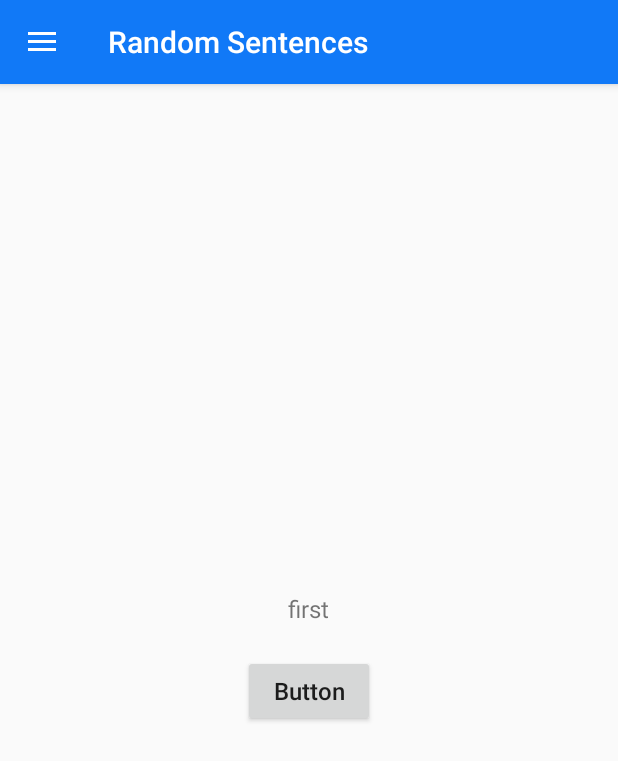
After one commit to TelmoPina/SolidariedadeDiaria, an Android app: the fragment RandomSentences placed in its activity, on a phone screen of 412 x 824 dp. The commit adds this screen. Shown: the top 761 px of the screen. Run offline under Robolectric (Android 15) with nearby library versions, the phone set to English and light mode, and no system bars; 1 statement that could not run was skipped.

```diff
--- a/app/src/main/java/com/telmopina/solidariedadediaria/AdActivity.java
+++ b/app/src/main/java/com/telmopina/solidariedadediaria/AdActivity.java
@@ -96,10 +96,12 @@ public class AdActivity extends BaseActivity implements View.OnClickListener, Ap
         switch (v.getId()) {
             case R.id.button_dismiss:
                 finish();
+                sInstance = null;
                 break;
             case R.id.ad_image:
                 openLink();
                 finish();
+                sInstance = null;
         }
     }
 
--- a/app/src/main/java/com/telmopina/solidariedadediaria/account/AccountManager.java
+++ b/app/src/main/java/com/telmopina/solidariedadediaria/account/AccountManager.java
@@ -30,16 +30,18 @@ public class AccountManager extends BaseActivity {
         super.onCreate(savedInstanceState);
         if (AppGlobals.isLogin()) {
             startActivity(new Intent(this, MainActivity.class));
+            finish();
         }
         setContentView(R.layout.activity_account_manager);
         sInstance = this;
         loadLoginFragment(new Login());
+
+        registerBroadcastReceiver();
     }
 
     @Override
     protected void onResume() {
         super.onResume();
-        registerBroadcastReceiver();
     }
 
     private void loadLoginFragment(Fragment fragment) {
--- /dev/null
+++ b/app/src/main/java/com/telmopina/solidariedadediaria/sidebar_fragments/RandomSentences.java
@@ -0,0 +1,52 @@
+package com.telmopina.solidariedadediaria.sidebar_fragments;
+
+import android.os.Bundle;
+import android.support.annotation.NonNull;
+import android.support.annotation.Nullable;
+import android.support.v4.app.Fragment;
+import android.support.v7.app.AppCompatActivity;
+import android.view.LayoutInflater;
+import android.view.View;
+import android.view.ViewGroup;
+import android.widget.Button;
+import android.widget.TextView;
+
+import com.telmopina.solidariedadediaria.R;
+import com.telmopina.solidariedadediaria.utils.AppGlobals;
+
+import java.util.Random;
+
+public class RandomSentences extends Fragment implements View.OnClickListener {
+
+
+    private TextView txtSentence;
+    private String[] array;
+    private Random r;
+
+    @Nullable
+    @Override
+    public View onCreateView(@NonNull LayoutInflater inflater, @Nullable ViewGroup container, @Nullable Bundle savedInstanceState) {
+        ((AppCompatActivity) getActivity()).getSupportActionBar().setTitle(R.string.random_sentences);
+        View mBaseView = inflater.inflate(R.layout.fragment_random_sentences, container, false);
+
+        Button btnChangeSentence = mBaseView.findViewById(R.id.btnChangeSentence);
+        txtSentence = mBaseView.findViewById(R.id.txtSentence);
+
+        array = getResources().getStringArray(R.array.sentenceArray);
+
+        r = new Random();
+
+        txtSentence.setText(array[AppGlobals.getIntFromSharedPreferences(AppGlobals.KEY_SENTENCE_INDEX)]);
+
+        btnChangeSentence.setOnClickListener(this);
+
+        return mBaseView;
+    }
+
+    @Override
+    public void onClick(View v) {
+        int index = r.nextInt(array.length);
+        AppGlobals.saveIntToSharedPreferences(AppGlobals.KEY_SENTENCE_INDEX, index);
+        txtSentence.setText(array[index]);
+    }
+}
--- a/app/src/main/java/com/telmopina/solidariedadediaria/utils/AppGlobals.java
+++ b/app/src/main/java/com/telmopina/solidariedadediaria/utils/AppGlobals.java
@@ -15,6 +15,7 @@ public class AppGlobals extends Application {
     public static final String KEY_PASSWORD = "password";
     public static final String KEY_AMOUNT = "amount";
     public static final String KEY_NAME = "name";
+    public static final String KEY_SENTENCE_INDEX = "sentence_index";
 
     @Override
     public void onCreate() {
@@ -58,7 +59,15 @@ public class AppGlobals extends Application {
         return sharedPreferences.getFloat(key, 0.0f);
     }
 
+    public static void saveIntToSharedPreferences(String key, int value) {
+        SharedPreferences sharedPreferences = getPreferenceManager();
+        sharedPreferences.edit().putInt(key, value).apply();
+    }
 
+    public static int getIntFromSharedPreferences(String key) {
+        SharedPreferences sharedPreferences = getPreferenceManager();
+        return sharedPreferences.getInt(key, 0);
+    }
 
     public static void clearSettings() {
         SharedPreferences sharedPreferences = getPreferenceManager();
--- /dev/null
+++ b/app/src/main/res/layout/fragment_random_sentences.xml
@@ -0,0 +1,24 @@
+<?xml version="1.0" encoding="utf-8"?>
+<LinearLayout xmlns:android="http://schemas.android.com/apk/res/android"
+    android:layout_width="match_parent"
+    android:layout_height="match_parent"
+    android:gravity="center"
+    android:orientation="vertical">
+
+    <TextView
+        android:id="@+id/txtSentence"
+        android:layout_width="wrap_content"
+        android:layout_height="wrap_content"
+        android:text="@string/institution1"
+        android:textSize="16sp" />
+
+    <Button
+        android:id="@+id/btnChangeSentence"
+        android:layout_width="wrap_content"
+        android:layout_height="wrap_content"
+        android:textAllCaps="false"
+        android:layout_marginTop="20dp"
+        android:text="Button"
+        android:textSize="16sp" />
+
+</LinearLayout>
--- a/app/src/main/res/layout/fragment_register.xml
+++ b/app/src/main/res/layout/fragment_register.xml
@@ -29,7 +29,7 @@
                 android:layout_width="match_parent"
                 android:layout_height="wrap_content"
                 android:hint="@string/name"
-                android:inputType="textEmailAddress" />
+                android:inputType="textPersonName" />
         </android.support.design.widget.TextInputLayout>
 
         <android.support.design.widget.TextInputLayout
--- a/app/src/main/res/layout/fragment_user_info.xml
+++ b/app/src/main/res/layout/fragment_user_info.xml
@@ -35,6 +35,7 @@
             android:id="@+id/et_name"
             android:layout_width="match_parent"
             android:layout_height="wrap_content"
+            android:inputType="textPersonName"
             android:background="@android:drawable/edit_text"
             android:hint="Nome" />
 
@@ -50,6 +51,7 @@
             android:id="@+id/et_password"
             android:layout_width="match_parent"
             android:layout_height="wrap_content"
+            android:inputType="textPassword"
             android:background="@android:drawable/edit_text"
             android:hint="Password" />
     </LinearLayout>
--- a/app/src/main/res/menu/activity_main_drawer.xml
+++ b/app/src/main/res/menu/activity_main_drawer.xml
@@ -14,6 +14,9 @@
         <item
             android:id="@+id/nav_movements"
             android:title="@string/movements" />
+        <item
+            android:id="@+id/nav_random_sentences"
+            android:title="@string/random_sentences" />
         <item
             android:id="@+id/nav_user_info"
             android:title="@string/user_info" />
--- /dev/null
+++ b/app/src/main/res/values/array.xml
@@ -0,0 +1,10 @@
+<?xml version="1.0" encoding="utf-8"?>
+<resources>
+    <string-array name="sentenceArray">
+        <item>first</item>
+        <item>second</item>
+        <item>third</item>
+        <item>fourth</item>
+        <item>fifth</item>
+    </string-array>
+</resources>
--- a/app/src/main/res/values/strings.xml
+++ b/app/src/main/res/values/strings.xml
@@ -39,6 +39,7 @@
         \n \n  Os Bancos Alimentares em actividade recolhem e distribuem várias dezenas de milhares de toneladas de produtos e apoiam ao longo de todo o ano, a ação de instituições em Portugal. Por sua vez, estas distribuem refeições confecionadas e cabazes de alimentos a pessoas comprovadamente carenciadas, abrangendo já a distribuição total mais de 390.000 pessoas.
         </string>
     <string name="description4">  Criado em 2003, o CADIn é uma IPSS - Instituição Particular de Solidariedade Social pioneira na sua intervenção. Foi o primeiro centro em Portugal dedicado ao tratamento e estudo das perturbações do neurodesenvolvimento.
-\n \n  As famílias encontram no CADIn uma equipa de profissionais especializados no diagnóstico e tratamento das perturbações do neurodesenvolvimento, que acredita que cada pessoa tem direito aos melhores cuidados para poder realizar todo o seu potencial, em quaisquer circunstâncias e estágios de vida.
-\n \n  O apoio sustentado dos seus utentes e famílias não passa apenas pela excelência clínica: o CADIn foi pensado como um projeto de responsabilidade social inovador, orientado para fazer bem o bem. </string>
+\n \n  As famílias encontram no CADIn uma equipa de profissionais especializados no diagnóstico e tratamento das perturbações do neurodesenvolvimento, que acredita que cada pessoa tem direito aos melhores cuidados para poder realizar todo o seu potencial, em quaisquer circunstâncias e estágios de vida.</string>
+    <string name="random_sentences">Random Sentences</string>
+    <string name="password_validation">Password must contain atleast a alphabet and a number and should be 8 characters long</string>
 </resources>
```
Also changed, not shown: app/src/main/java/com/telmopina/solidariedadediaria/MainActivity.java (+19 -15 lines), app/src/main/java/com/telmopina/solidariedadediaria/account/Login.java (+11 -15 lines), app/src/main/java/com/telmopina/solidariedadediaria/account/Register.java (+4 -3 lines), app/src/main/java/com/telmopina/solidariedadediaria/base/BaseActivity.java (+13 -0 lines), app/src/main/java/com/telmopina/solidariedadediaria/sidebar_fragments/UserInfo.java (+27 -1 lines).
